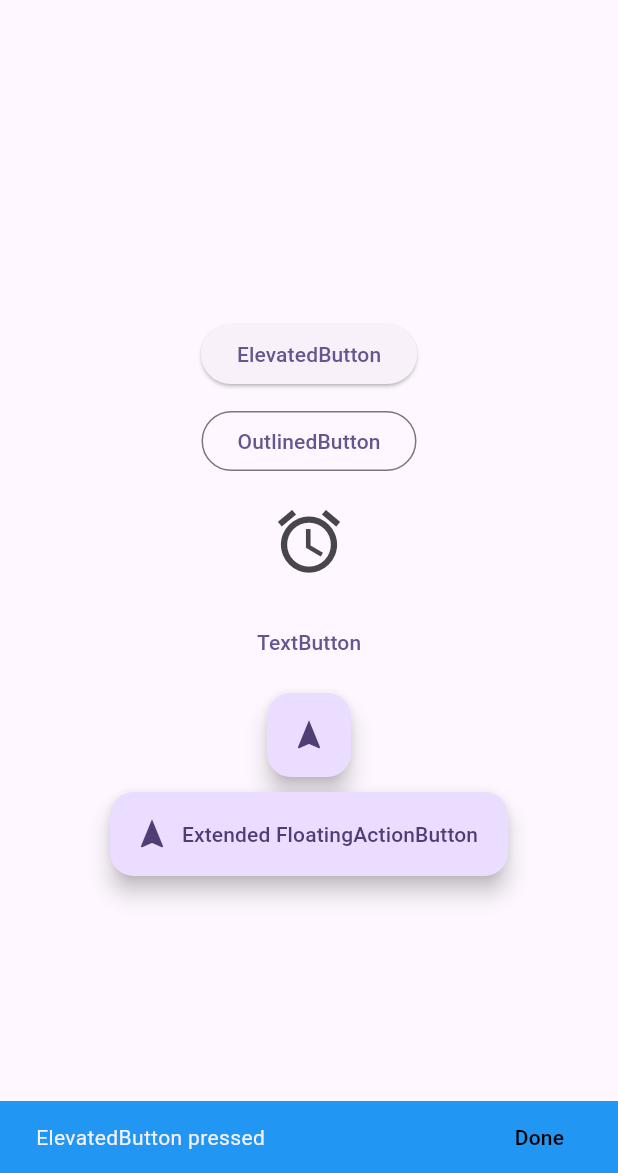
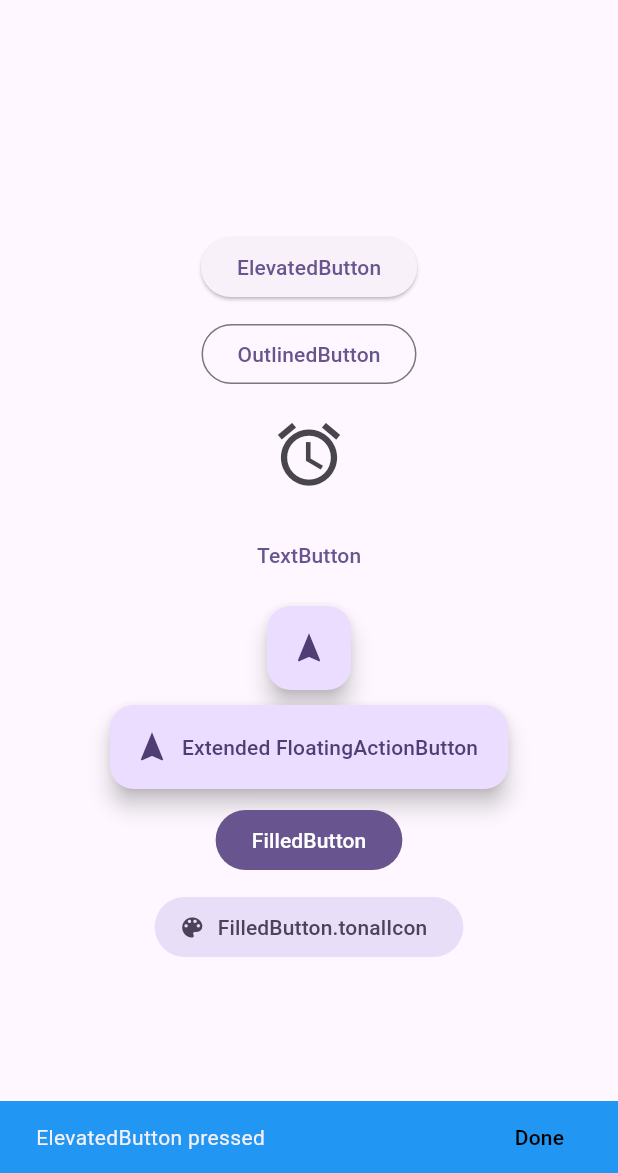
Before and after one commit to louiey-dev/flutter_my_utils, a Flutter app: the ButtonScreen screen opened directly, after a tap on "ElevatedButton", on a phone screen of 412 x 824 dp, the part 63-1236 px from its top. Run offline on Flutter 3.47's test engine with Material 3 defaults, Android fonts, the phone set to English and light mode, and no system bars; our stand-ins replace file_picker, go_router; missing offline and left inert: get_ip_address.

Commit message:
add : FilledButton added

```diff
--- a/lib/screen/buttons.dart
+++ b/lib/screen/buttons.dart
@@ -11,6 +11,7 @@ class ButtonScreen extends StatelessWidget {
         title: const Text('Buttons Demo'),
       ),
       body: Center(
+        child: SingleChildScrollView(
           child: Column(
             mainAxisAlignment: MainAxisAlignment.center,
             children: [
@@ -58,7 +59,24 @@ class ButtonScreen extends StatelessWidget {
                 // child: const Text("FloatingActionButton"),
                 icon: const Icon(Icons.navigation),
               ),
+              const SizedBox(height: 10),
+              FilledButton(
+                onPressed: () {
+                  utils.showSnackbar(context, "FilledButton pressed");
+                },
+                child: const Text("FilledButton"),
+              ),
+              const SizedBox(height: 10),
+              FilledButton.tonalIcon(
+                onPressed: () {
+                  utils.showSnackbarMs(
+                      context, 200, "FilledButton.tonalIcon pressed");
+                },
+                icon: const Icon(Icons.color_lens),
+                label: const Text("FilledButton.tonalIcon"),
+              ),
             ],
+          ),
         ),
       ),
     );
--- a/lib/utils/my_utils.dart
+++ b/lib/utils/my_utils.dart
@@ -10,6 +10,20 @@ class MyUtils {
   void showSnackbar(BuildContext context, String msg) {
     final snackBar = SnackBar(
       duration: const Duration(seconds: 1),
+      content: Text(msg),
+      backgroundColor: Colors.blue,
+      action: SnackBarAction(
+        label: "Done",
+        textColor: Colors.black,
+        onPressed: () {},
+      ),
+    );
+    ScaffoldMessenger.of(context).showSnackBar(snackBar);
+  }
+
+  void showSnackbarMs(BuildContext context, int milliseconds, String msg) {
+    final snackBar = SnackBar(
+      duration: Duration(milliseconds: milliseconds),
       content: Text(msg),
       backgroundColor: Colors.blue,
       action: SnackBarAction(
```
Lines whose indentation alone changed are shown as unchanged.
